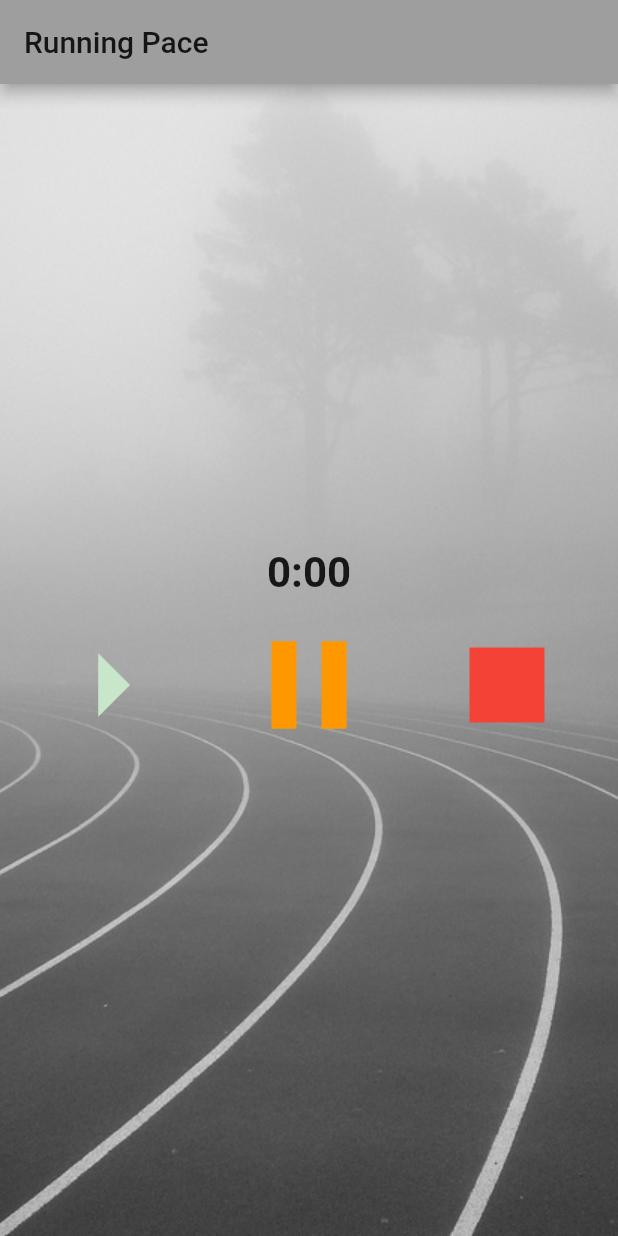
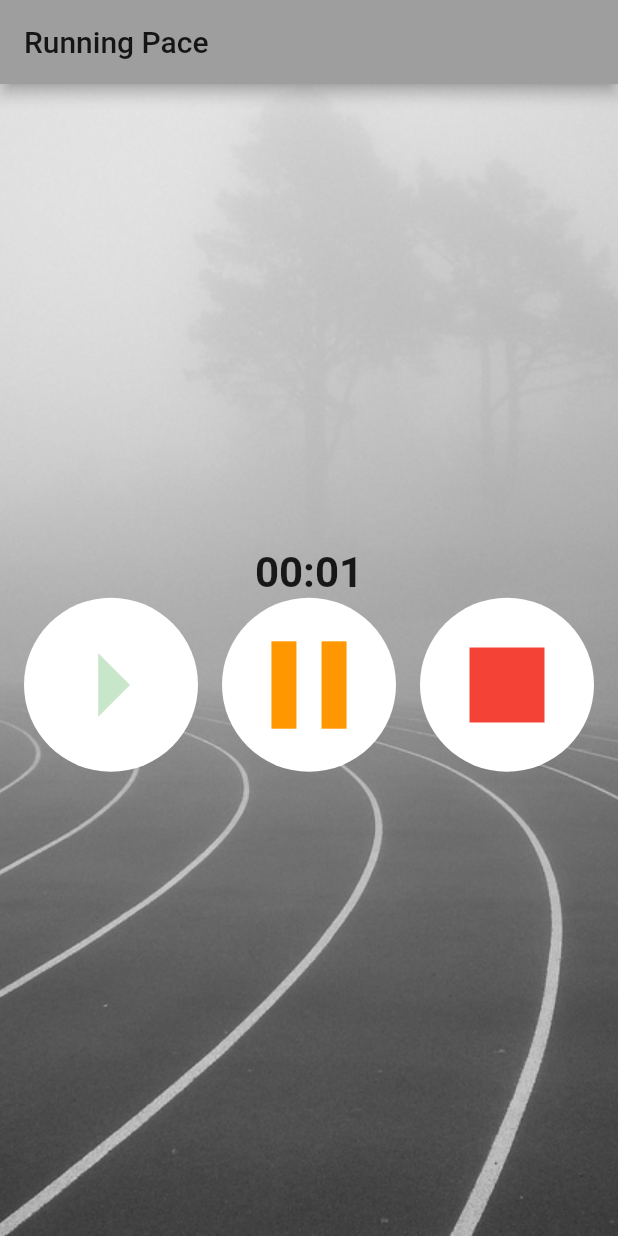
Before and after one commit to kamgolabek/Running_Pace, a Flutter app: the screen it shows after launch, after a tap on the "arrow right" icon, on a phone screen of 412 x 824 dp. Run offline on Flutter 3.47's test engine with Material 2 defaults, Android fonts, the phone set to English and light mode, and no system bars; our stand-ins replace vibration.

```diff
--- a/lib/main.dart
+++ b/lib/main.dart
@@ -1,10 +1,12 @@
+import 'dart:async';
+
 import 'package:flutter/material.dart';
 import 'package:flutter/services.dart';
 import './widgets/timer.dart';
 import './widgets/measure_widget.dart';
 import 'package:vibration/vibration.dart';
 
-void main()  {
+void main() {
   SystemChrome.setEnabledSystemUIOverlays(SystemUiOverlay.values);
   runApp(MyApp());
 }
@@ -33,34 +35,62 @@ class MyHomePage extends StatefulWidget {
 }
 
 class _MyHomePageState extends State<MyHomePage> {
-
   String measure_state = 'STOPPED';
 
-  void _changeMeasureState(String state){
+  Timer _timer;
+
+  int _time = 0;
+
+  void startTimer() {
+    const oneSec = const Duration(seconds: 1);
+    _timer = new Timer.periodic(
+      oneSec,
+      (Timer timer) => setState(
+        () {
+          _time += 1;
+        },
+      ),
+    );
+  }
+
+  void _changeMeasureState(String state) {
     setState(() {
-       measure_state = state;
+      measure_state = state;
+
+      switch (measure_state) {
+        case 'RUNNING':
+          startTimer();
+          break;
+        case 'PAUSED':
+          _timer.cancel();
+          break;
+        case 'STOPPED':
+          _timer.cancel();
+          _time = 0;
+          break;
+        default:
+      }
     });
 
-    if(state == 'RUNNING'){
+    if (state == 'RUNNING') {
       if (Vibration.hasVibrator() != null) {
-         Vibration.vibrate(pattern: [50, 100, 50, 200, 50, 100, 50, 200, 50, 100, 50, 200], intensities: [1, 255]);
+        Vibration.vibrate(
+            pattern: [50, 100, 50, 200, 50, 100, 50, 200, 50, 100, 50, 200],
+            intensities: [1, 255]);
       }
-    }else{
+    } else {
       Vibration.cancel();
     }
-
   }
-
 
   @override
   Widget build(BuildContext context) {
     return Scaffold(
-
       appBar: AppBar(
         title: Text(widget.title),
       ),
       body: Container(
-         decoration: BoxDecoration(
+        decoration: BoxDecoration(
           image: DecorationImage(
             image: AssetImage("assets/images/running.jpg"),
             fit: BoxFit.cover,
@@ -69,7 +99,7 @@ class _MyHomePageState extends State<MyHomePage> {
         child: Column(
           mainAxisAlignment: MainAxisAlignment.center,
           children: <Widget>[
-            TimerWidget(),
+            TimerWidget(_time),
             MeasureWidget(_changeMeasureState, measure_state),
           ],
         ),
--- a/lib/widgets/measure_widget.dart
+++ b/lib/widgets/measure_widget.dart
@@ -8,39 +8,48 @@ class MeasureWidget extends StatelessWidget {
 
   @override
   Widget build(BuildContext context) {
-
-    bool start_isActive = (state == 'PAUSED' || state == 'STOPPED') ? true : false;
-    final start_icon = IconButton(
+    bool start_isActive =
+        (state == 'PAUSED' || state == 'STOPPED') ? true : false;
+    final start_icon = Container(
+      decoration: BoxDecoration(shape: BoxShape.circle, color: Colors.white),
+      child: IconButton(
           iconSize: 100,
           icon: Icon(
             Icons.arrow_right,
-          color: start_isActive ?  Colors.green : Colors.green[100],
+            color: start_isActive ? Colors.green : Colors.green[100],
           ),
-        onPressed: () => changeStateHandler('RUNNING'));
+          onPressed: () => changeStateHandler('RUNNING')),
+    );
 
     bool pause_isActive = (state == 'RUNNING') ? true : false;
-    final pause_icon = IconButton(
+    final pause_icon = Container(
+      decoration: BoxDecoration(shape: BoxShape.circle, color: Colors.white),
+      child: IconButton(
           iconSize: 100,
           icon: Icon(
             Icons.pause,
-          color: pause_isActive ?  Colors.orange : Colors.orange[100],
+            color: pause_isActive ? Colors.orange : Colors.orange[100],
           ),
-        onPressed: () => changeStateHandler('PAUSED'));
+          onPressed: () => changeStateHandler('PAUSED')),
+    );
 
-    bool stop_isActive = (state == 'PAUSED' || state == 'RUNNING') ? true : false;
-    final stop_icon = IconButton(
+    bool stop_isActive =
+        (state == 'PAUSED' || state == 'RUNNING') ? true : false;
+    final stop_icon = Container(
+      decoration: BoxDecoration(shape: BoxShape.circle, color: Colors.white),
+      child: IconButton(
           iconSize: 100,
           icon: Icon(
             Icons.stop,
-          color: stop_isActive ?  Colors.red : Colors.red[100],
+            color: stop_isActive ? Colors.red : Colors.red[100],
           ),
-        onPressed: () => changeStateHandler('STOPPED'));
+          onPressed: () => changeStateHandler('STOPPED')),
+    );
 
     return Container(
       child: Row(
         mainAxisAlignment: MainAxisAlignment.spaceEvenly,
         children: <Widget>[
-
           start_icon,
           pause_icon,
           stop_icon,
--- a/lib/widgets/timer.dart
+++ b/lib/widgets/timer.dart
@@ -1,11 +1,25 @@
 import 'package:flutter/material.dart';
 
 class TimerWidget extends StatelessWidget {
+
+  final int time;
+
+  TimerWidget(this.time);
+
+  String formatTime(int seconds){
+    int m = seconds ~/60;
+    int s = seconds % 60;
+
+    String m_s = m < 9 ? '0' + m.toString() : m.toString();
+    String s_s = s < 10 ? '0' + s.toString() : s.toString();
+    return m_s + ":" + s_s;
+  }
+
   @override
   Widget build(BuildContext context) {
     return Container(
       child: Text(
-        '0:00',
+        formatTime(time),
         style: TextStyle(fontSize: 28, fontWeight: FontWeight.bold),
       ),
     );
--- a/pubspec.yaml
+++ b/pubspec.yaml
@@ -20,6 +20,7 @@ dependencies:
   flutter:
     sdk: flutter
   vibration: 1.2.2
+  geolocator: ^5.3.0
 
   # The following adds the Cupertino Icons font to your application.
   # Use with the CupertinoIcons class for iOS style icons.
```
Also changed, not shown: pubspec.lock. Lines whose indentation alone changed are shown as unchanged.
